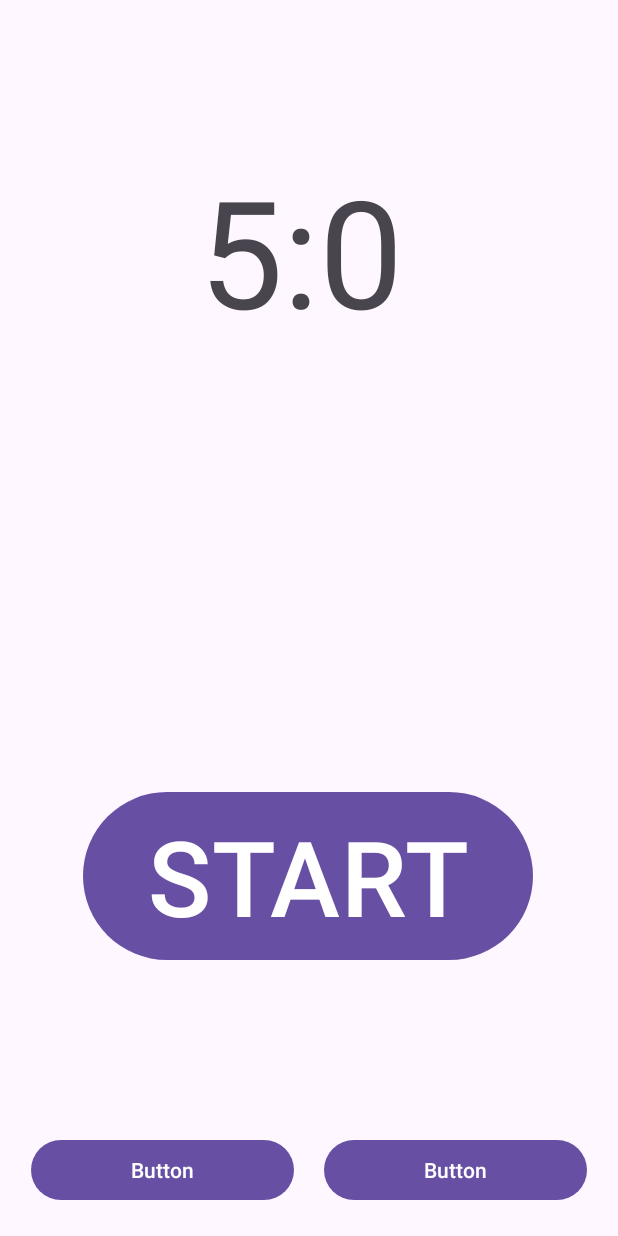
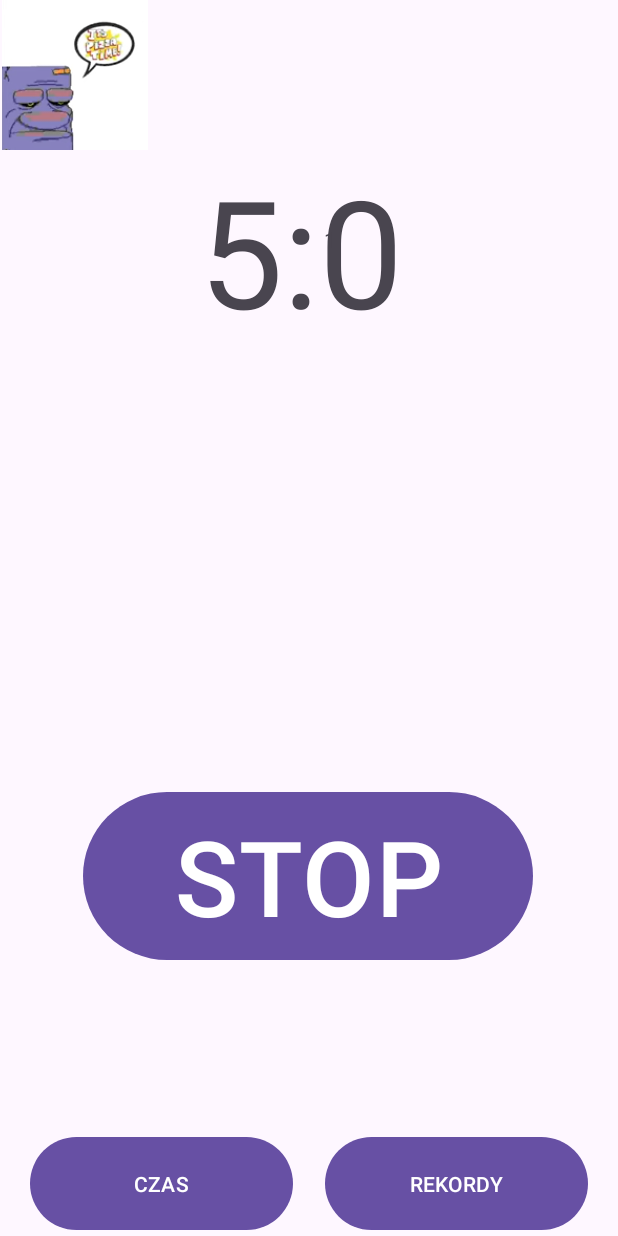
Before and after one commit to DonixMaly/WorkInApp, an Android app: the screen it shows after launch (MainActivity), after a tap on "STOP", on a phone screen of 412 x 824 dp. Run offline under Robolectric (Android 15) with nearby library versions, the phone set to English and light mode, and no system bars; 1 other tap on this screen came first.

Commit message:
various stuff vol. 1
Fixed the timer, added some stuff relating weekly stuff and some tinkering with the UI

```diff
--- a/app/src/main/java/com/example/workin/MainActivity.kt
+++ b/app/src/main/java/com/example/workin/MainActivity.kt
@@ -4,12 +4,14 @@ import android.os.Bundle
 import android.os.CountDownTimer
 import android.view.View
 import android.widget.Button
+import android.widget.ImageView
 import android.widget.TextView
 import androidx.activity.enableEdgeToEdge
 import androidx.appcompat.app.AppCompatActivity
 import androidx.core.view.ViewCompat
 import androidx.core.view.WindowInsetsCompat
 import java.lang.StringBuilder
+import java.util.Calendar
 
 class MainActivity : AppCompatActivity() {
 
@@ -22,26 +24,46 @@ class MainActivity : AppCompatActivity() {
             v.setPadding(systemBars.left, systemBars.top, systemBars.right, systemBars.bottom)
             insets
         }
+
         val homePage: Button = findViewById(R.id.HomeButton)
         val recordsPage: Button = findViewById(R.id.RecordsButton)
         val timerStart: Button = findViewById(R.id.TimerButton)
 
         val bigTimer: TextView = findViewById(R.id.TimerView)
         val smallTimer: TextView = findViewById(R.id.TimerView2)
+        val currentDayOfWeek: TextView = findViewById(R.id.dayOfWeek)
+
+        val medalMonday: ImageView = findViewById(R.id.medalMonday)
+
+        val mondaysRecord: TextView = findViewById(R.id.RecordSessionsMonday)
 
         var timerSeconds: Int
         var timerMinutes: Int
+
+        var mostWorkOnMonday = 0
+
         var timerString: String
         val timerStringBuilder = StringBuilder()
 
         var isBreakTime = false
-        var countdown: Long = if(isBreakTime == false){
-            1500000
+        var countdown: Long = 1500000
+        var isTimerRunning = false
+
+        val calendar = Calendar.getInstance()
+
+        var currentDay = calendar.get(Calendar.DAY_OF_WEEK)
+
+        var dayOfTheWeek = when(currentDay){
+            2 -> "Poniedziałek"
+            3 -> "Wtorek"
+            4 -> "Środa"
+            5 -> "Czwartek"
+            6 -> "Piątek"
+            0 -> "Sobota"
+            1 -> "Niedziela"
+            else -> "Brak daty"
         }
-        else{
-            300000
-        }
-        var isTimerRunning = false
+        currentDayOfWeek.text = dayOfTheWeek
 
         fun SetTimer(){
             timerSeconds = countdown.toInt() / 1000
@@ -58,12 +80,15 @@ class MainActivity : AppCompatActivity() {
             smallTimer.visibility = View.GONE
             bigTimer.visibility = View.VISIBLE
             timerStart.visibility = View.VISIBLE
+            currentDayOfWeek.visibility = View.GONE
         }
         fun SetRecordsView(){
             bigTimer.visibility = View.GONE
             smallTimer.visibility = View.VISIBLE
             timerStart.visibility = View.GONE
+            currentDayOfWeek.visibility = View.VISIBLE
         }
+
         fun ifBreakTime(){
             if(isBreakTime == false){
                 countdown = 300000
@@ -76,19 +101,43 @@ class MainActivity : AppCompatActivity() {
                 isBreakTime = false
             }
         }
+
         SetHomeView()
         SetTimer()
 
-        val Timer = object: CountDownTimer(countdown, 1000){
+        val workTimer = object: CountDownTimer(1500/*000*/, 1000){
             override fun onTick(millisUntilFinished: Long) {
                 SetTimer()
                 countdown = millisUntilFinished
             }
-
             override fun onFinish() {
                 ifBreakTime()
                 isTimerRunning = false
                 timerStart.setText("START")
+                mostWorkOnMonday += 1
+                mondaysRecord.text = mostWorkOnMonday.toString()
+                if(mostWorkOnMonday >= 4){
+                    medalMonday.setImageResource(R.drawable.screenshot_from_2024_03_17_12_54_47)
+                }
+            }
+        }
+        val breakTimer = object: CountDownTimer(300000, 1000){
+            override fun onTick(millisUntilFinished: Long) {
+                SetTimer()
+                countdown = millisUntilFinished
+            }
+            override fun onFinish() {
+                ifBreakTime()
+                isTimerRunning = false
+                timerStart.setText("START")
+            }
+        }
+        fun startTimer(){
+            if(isBreakTime == false){
+                workTimer.start()
+            }
+            else{
+                breakTimer.start()
             }
         }
 
@@ -102,17 +151,16 @@ class MainActivity : AppCompatActivity() {
             if(isTimerRunning == false){
                 isTimerRunning = true
                 timerStart.setText("STOP")
-                Timer.start()
+                startTimer()
             }
             else{
                 isTimerRunning = false
                 timerStart.setText("START")
-                Timer.cancel()
+                workTimer.cancel()
+                breakTimer.cancel()
                 ifBreakTime()
                 SetTimer()
             }
         })
-
-
     }
 }
--- a/app/src/main/res/layout/activity_main.xml
+++ b/app/src/main/res/layout/activity_main.xml
@@ -7,6 +7,7 @@
     android:layout_width="match_parent"
     android:layout_height="match_parent"
     tools:context=".MainActivity">
+
     <TextView
         android:id="@+id/TimerView"
         android:layout_width="wrap_content"
@@ -17,6 +18,7 @@
         android:text="XX:XX"
         android:textAlignment="center"
         android:textSize="100sp"
+        android:visibility="invisible"
         app:layout_constraintEnd_toEndOf="parent"
         app:layout_constraintStart_toStartOf="parent"
         app:layout_constraintTop_toTopOf="parent"
@@ -31,6 +33,7 @@
         android:layout_marginBottom="180dp"
         android:text="START"
         android:textSize="70sp"
+        android:visibility="invisible"
         app:layout_constraintBottom_toBottomOf="parent"
         app:layout_constraintEnd_toEndOf="parent"
         app:layout_constraintHorizontal_bias="0.0"
@@ -38,27 +41,21 @@
 
     <Button
         android:id="@+id/HomeButton"
-        android:layout_width="175dp"
-        android:layout_height="wrap_content"
+        android:layout_width="175sp"
+        android:layout_height="70sp"
         android:layout_marginStart="20dp"
-        android:layout_marginEnd="10dp"
-        android:layout_marginBottom="20dp"
-        android:text="Button"
+        android:text="CZAS"
         app:layout_constraintBottom_toBottomOf="parent"
-        app:layout_constraintEnd_toStartOf="@+id/RecordsButton"
         app:layout_constraintStart_toStartOf="parent" />
 
     <Button
         android:id="@+id/RecordsButton"
-        android:layout_width="175dp"
-        android:layout_height="wrap_content"
-        android:layout_marginStart="10dp"
+        android:layout_width="175sp"
+        android:layout_height="70sp"
         android:layout_marginEnd="20dp"
-        android:layout_marginBottom="20dp"
-        android:text="Button"
+        android:text="REKORDY"
         app:layout_constraintBottom_toBottomOf="parent"
-        app:layout_constraintEnd_toEndOf="parent"
-        app:layout_constraintStart_toEndOf="@+id/HomeButton" />
+        app:layout_constraintEnd_toEndOf="parent" />
 
     <TextView
         android:id="@+id/TimerView2"
@@ -71,4 +68,33 @@
         app:layout_constraintStart_toStartOf="parent"
         app:layout_constraintTop_toTopOf="parent" />
 
+    <TextView
+        android:id="@+id/dayOfWeek"
+        android:layout_width="wrap_content"
+        android:layout_height="wrap_content"
+        android:layout_marginStart="52dp"
+        android:layout_marginTop="56dp"
+        android:text="TextView"
+        android:textSize="25sp"
+        app:layout_constraintStart_toEndOf="@+id/TimerView2"
+        app:layout_constraintTop_toTopOf="parent" />
+
+    <TextView
+        android:id="@+id/RecordSessionsMonday"
+        android:layout_width="wrap_content"
+        android:layout_height="wrap_content"
+        android:layout_marginStart="216dp"
+        android:layout_marginTop="150dp"
+        android:text="TextView"
+        app:layout_constraintStart_toStartOf="parent"
+        app:layout_constraintTop_toTopOf="parent" />
+
+    <ImageView
+        android:id="@+id/medalMonday"
+        android:layout_width="100dp"
+        android:layout_height="100dp"
+        app:srcCompat="@drawable/pizza_time"
+        tools:layout_editor_absoluteX="9dp"
+        tools:layout_editor_absoluteY="100dp" />
+
 </androidx.constraintlayout.widget.ConstraintLayout>
```
Also changed, not shown: app/src/main/res/drawable/pizza_time.png (added), app/src/main/res/drawable/screenshot_from_2024_03_17_12_54_47.png (added).
